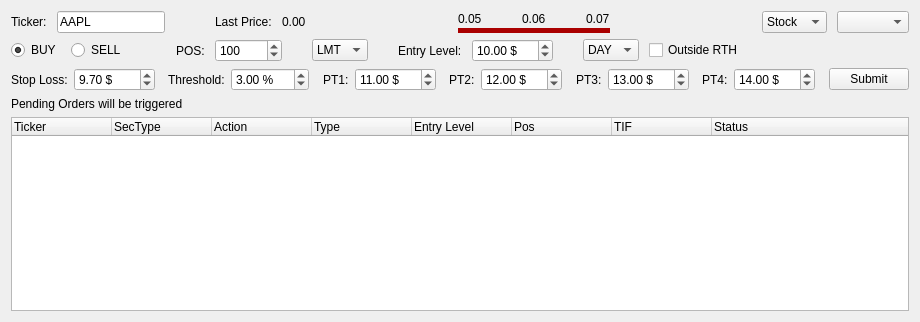
InfiniteHelios/auto-order-TWS-api-demo-app, file src/main/ui/order_entry.ui: the form before one commit.
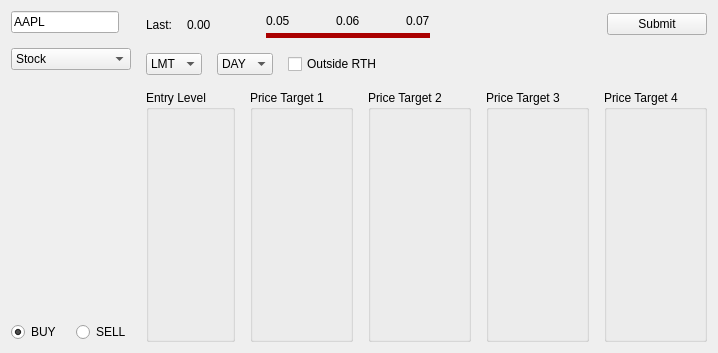
The form after the commit. Custom widgets are drawn as their Qt base class.

Patch:
```diff
--- a/src/main/ui/order_entry.ui
+++ b/src/main/ui/order_entry.ui
@@ -6,34 +6,21 @@
    <rect>
     <x>0</x>
     <y>0</y>
-    <width>920</width>
-    <height>322</height>
+    <width>694</width>
+    <height>353</height>
    </rect>
   </property>
-  <property name="windowTitle">
-   <string>OrderEntry</string>
-  </property>
-  <layout class="QVBoxLayout" name="verticalLayout">
+  <layout class="QHBoxLayout" name="horizontalLayout_4">
+   <property name="spacing">
+    <number>15</number>
+   </property>
    <item>
-    <layout class="QHBoxLayout" name="horizontalLayout">
+    <layout class="QVBoxLayout" name="layTicker">
      <property name="spacing">
-      <number>10</number>
+      <number>15</number>
      </property>
      <item>
-      <widget class="QLabel" name="labForFinInstr">
-       <property name="sizePolicy">
-        <sizepolicy hsizetype="Maximum" vsizetype="Preferred">
-         <horstretch>0</horstretch>
-         <verstretch>0</verstretch>
-        </sizepolicy>
-       </property>
-       <property name="text">
-        <string>Ticker:</string>
-       </property>
-      </widget>
-     </item>
-     <item>
-      <widget class="QLineEdit" name="edtFinInstr">
+      <widget class="QLineEdit" name="edtTicker">
        <property name="sizePolicy">
         <sizepolicy hsizetype="Maximum" vsizetype="Fixed">
          <horstretch>0</horstretch>
@@ -46,21 +33,71 @@
       </widget>
      </item>
      <item>
-      <spacer name="horizontalSpacer_5">
+      <widget class="QComboBox" name="cmbSecType">
+       <property name="minimumSize">
+        <size>
+         <width>100</width>
+         <height>0</height>
+        </size>
+       </property>
+       <item>
+        <property name="text">
+         <string>Stock</string>
+        </property>
+       </item>
+       <item>
+        <property name="text">
+         <string>Option</string>
+        </property>
+       </item>
+      </widget>
+     </item>
+     <item>
+      <spacer name="verticalSpacer_2">
        <property name="orientation">
-        <enum>Qt::Horizontal</enum>
+        <enum>Qt::Vertical</enum>
        </property>
        <property name="sizeType">
-        <enum>QSizePolicy::Maximum</enum>
+        <enum>QSizePolicy::MinimumExpanding</enum>
        </property>
        <property name="sizeHint" stdset="0">
         <size>
-         <width>40</width>
-         <height>20</height>
+         <width>20</width>
+         <height>40</height>
         </size>
        </property>
       </spacer>
      </item>
+     <item>
+      <layout class="QHBoxLayout" name="horizontalLayout_7">
+       <item>
+        <widget class="QRadioButton" name="radBuy">
+         <property name="text">
+          <string>BUY</string>
+         </property>
+         <property name="checked">
+          <bool>true</bool>
+         </property>
+        </widget>
+       </item>
+       <item>
+        <widget class="QRadioButton" name="radSell">
+         <property name="styleSheet">
+          <string notr="true"/>
+         </property>
+         <property name="text">
+          <string>SELL</string>
+         </property>
+        </widget>
+       </item>
+      </layout>
+     </item>
+    </layout>
+   </item>
+   <item>
+    <layout class="QVBoxLayout" name="verticalLayout_3">
+     <item>
+      <layout class="QHBoxLayout" name="horizontalLayout_8">
      <item>
       <widget class="QLabel" name="labForLastPrice">
        <property name="sizePolicy">
@@ -70,7 +107,7 @@
         </sizepolicy>
        </property>
        <property name="text">
-        <string>Last Price:</string>
+          <string>Last:</string>
        </property>
       </widget>
      </item>
@@ -92,6 +129,9 @@
        <property name="orientation">
         <enum>Qt::Horizontal</enum>
        </property>
+         <property name="sizeType">
+          <enum>QSizePolicy::Maximum</enum>
+         </property>
        <property name="sizeHint" stdset="0">
         <size>
          <width>40</width>
@@ -102,6 +142,12 @@
      </item>
      <item>
       <widget class="QFrame" name="frmBidAsk">
+         <property name="sizePolicy">
+          <sizepolicy hsizetype="Preferred" vsizetype="Maximum">
+           <horstretch>0</horstretch>
+           <verstretch>0</verstretch>
+          </sizepolicy>
+         </property>
        <property name="styleSheet">
         <string notr="true">#frmBidAsk {
 	border: 5px solid rgb(170, 0, 0);
@@ -117,9 +163,6 @@
         <enum>QFrame::Raised</enum>
        </property>
        <layout class="QHBoxLayout" name="horizontalLayout_3">
-        <property name="spacing">
-         <number>40</number>
-        </property>
         <property name="leftMargin">
          <number>0</number>
         </property>
@@ -139,6 +182,19 @@
           </property>
          </widget>
         </item>
+          <item>
+           <spacer name="horizontalSpacer_6">
+            <property name="orientation">
+             <enum>Qt::Horizontal</enum>
+            </property>
+            <property name="sizeHint" stdset="0">
+             <size>
+              <width>40</width>
+              <height>20</height>
+             </size>
+            </property>
+           </spacer>
+          </item>
         <item>
          <widget class="QLabel" name="labMidPrice">
           <property name="text">
@@ -146,6 +202,19 @@
           </property>
          </widget>
         </item>
+          <item>
+           <spacer name="horizontalSpacer_10">
+            <property name="orientation">
+             <enum>Qt::Horizontal</enum>
+            </property>
+            <property name="sizeHint" stdset="0">
+             <size>
+              <width>40</width>
+              <height>20</height>
+             </size>
+            </property>
+           </spacer>
+          </item>
         <item>
          <widget class="QLabel" name="labAskPrice">
           <property name="text">
@@ -157,7 +226,7 @@
       </widget>
      </item>
      <item>
-      <spacer name="horizontalSpacer_6">
+        <spacer name="horizontalSpacer">
        <property name="orientation">
         <enum>Qt::Horizontal</enum>
        </property>
@@ -170,110 +239,22 @@
       </spacer>
      </item>
      <item>
-      <widget class="QComboBox" name="cmbSecType">
-       <property name="sizePolicy">
-        <sizepolicy hsizetype="Maximum" vsizetype="Fixed">
-         <horstretch>0</horstretch>
-         <verstretch>0</verstretch>
-        </sizepolicy>
-       </property>
-       <item>
+        <widget class="QPushButton" name="btnSubmit">
+         <property name="minimumSize">
+          <size>
+           <width>100</width>
+           <height>0</height>
+          </size>
+         </property>
         <property name="text">
-         <string>Stock</string>
-        </property>
-       </item>
-       <item>
-        <property name="text">
-         <string>Option</string>
-        </property>
-       </item>
-      </widget>
-     </item>
-     <item>
-      <widget class="QComboBox" name="cmbAccount"/>
-     </item>
+          <string>Submit</string>
+         </property>
+        </widget>
+       </item>
     </layout>
    </item>
    <item>
-    <layout class="QHBoxLayout" name="horizontalLayout_2">
-     <property name="spacing">
-      <number>10</number>
-     </property>
-     <item>
-      <widget class="QRadioButton" name="radBuy">
-       <property name="text">
-        <string>BUY</string>
-       </property>
-       <property name="checked">
-        <bool>true</bool>
-       </property>
-      </widget>
-     </item>
-     <item>
-      <widget class="QRadioButton" name="radSell">
-       <property name="styleSheet">
-        <string notr="true"/>
-       </property>
-       <property name="text">
-        <string>SELL</string>
-       </property>
-      </widget>
-     </item>
-     <item>
-      <spacer name="horizontalSpacer_2">
-       <property name="orientation">
-        <enum>Qt::Horizontal</enum>
-       </property>
-       <property name="sizeType">
-        <enum>QSizePolicy::Maximum</enum>
-       </property>
-       <property name="sizeHint" stdset="0">
-        <size>
-         <width>40</width>
-         <height>20</height>
-        </size>
-       </property>
-      </spacer>
-     </item>
-     <item>
-      <widget class="QLabel" name="labForPos">
-       <property name="sizePolicy">
-        <sizepolicy hsizetype="Maximum" vsizetype="Preferred">
-         <horstretch>0</horstretch>
-         <verstretch>0</verstretch>
-        </sizepolicy>
-       </property>
-       <property name="text">
-        <string>POS:</string>
-       </property>
-      </widget>
-     </item>
-     <item>
-      <widget class="QSpinBox" name="spnPos">
-       <property name="maximum">
-        <number>999999999</number>
-       </property>
-       <property name="value">
-        <number>100</number>
-       </property>
-      </widget>
-     </item>
-     <item>
-      <spacer name="horizontalSpacer_7">
-       <property name="orientation">
-        <enum>Qt::Horizontal</enum>
-       </property>
-       <property name="sizeType">
-        <enum>QSizePolicy::Maximum</enum>
-       </property>
-       <property name="sizeHint" stdset="0">
-        <size>
-         <width>20</width>
-         <height>20</height>
-        </size>
-       </property>
-      </spacer>
-     </item>
+      <layout class="QHBoxLayout" name="horizontalLayout_12">
      <item>
       <widget class="QComboBox" name="cmbOrderType">
        <item>
@@ -293,67 +274,6 @@
        </item>
       </widget>
      </item>
-     <item>
-      <spacer name="horizontalSpacer_8">
-       <property name="orientation">
-        <enum>Qt::Horizontal</enum>
-       </property>
-       <property name="sizeType">
-        <enum>QSizePolicy::Maximum</enum>
-       </property>
-       <property name="sizeHint" stdset="0">
-        <size>
-         <width>20</width>
-         <height>20</height>
-        </size>
-       </property>
-      </spacer>
-     </item>
-     <item>
-      <widget class="QLabel" name="labForEntryLevel">
-       <property name="sizePolicy">
-        <sizepolicy hsizetype="Maximum" vsizetype="Preferred">
-         <horstretch>0</horstretch>
-         <verstretch>0</verstretch>
-        </sizepolicy>
-       </property>
-       <property name="text">
-        <string>Entry Level:</string>
-       </property>
-      </widget>
-     </item>
-     <item>
-      <widget class="QDoubleSpinBox" name="spnEntryLevel">
-       <property name="suffix">
-        <string> $</string>
-       </property>
-       <property name="maximum">
-        <double>9999.000000000000000</double>
-       </property>
-       <property name="singleStep">
-        <double>0.010000000000000</double>
-       </property>
-       <property name="value">
-        <double>10.000000000000000</double>
-       </property>
-      </widget>
-     </item>
-     <item>
-      <spacer name="horizontalSpacer_9">
-       <property name="orientation">
-        <enum>Qt::Horizontal</enum>
-       </property>
-       <property name="sizeType">
-        <enum>QSizePolicy::Maximum</enum>
-       </property>
-       <property name="sizeHint" stdset="0">
-        <size>
-         <width>20</width>
-         <height>20</height>
-        </size>
-       </property>
-      </spacer>
-     </item>
      <item>
       <widget class="QComboBox" name="cmbTimeIF">
        <item>
@@ -390,13 +310,19 @@
      </item>
      <item>
       <widget class="QCheckBox" name="chkOutsideRTH">
+         <property name="sizePolicy">
+          <sizepolicy hsizetype="Maximum" vsizetype="Fixed">
+           <horstretch>0</horstretch>
+           <verstretch>0</verstretch>
+          </sizepolicy>
+         </property>
        <property name="text">
         <string>Outside RTH</string>
        </property>
       </widget>
      </item>
      <item>
-      <spacer name="horizontalSpacer_3">
+        <spacer name="horizontalSpacer_2">
        <property name="orientation">
         <enum>Qt::Horizontal</enum>
        </property>
@@ -411,347 +337,56 @@
     </layout>
    </item>
    <item>
-    <layout class="QHBoxLayout" name="horizontalLayout_4">
+      <layout class="QHBoxLayout" name="horizontalLayout_6">
      <item>
-      <widget class="QLabel" name="labForStopLoss">
-       <property name="sizePolicy">
-        <sizepolicy hsizetype="Maximum" vsizetype="Preferred">
-         <horstretch>0</horstretch>
-         <verstretch>0</verstretch>
-        </sizepolicy>
-       </property>
-       <property name="text">
-        <string>Stop Loss:</string>
-       </property>
-      </widget>
-     </item>
-     <item>
-      <widget class="QDoubleSpinBox" name="spnStopLoss">
-       <property name="suffix">
-        <string> $</string>
-       </property>
-       <property name="maximum">
-        <double>9999.989999999999782</double>
-       </property>
-       <property name="singleStep">
-        <double>0.010000000000000</double>
-       </property>
-       <property name="value">
-        <double>9.699999999999999</double>
-       </property>
-      </widget>
-     </item>
-     <item>
-      <spacer name="horizontalSpacer_10">
-       <property name="orientation">
-        <enum>Qt::Horizontal</enum>
-       </property>
-       <property name="sizeType">
-        <enum>QSizePolicy::Maximum</enum>
-       </property>
-       <property name="sizeHint" stdset="0">
-        <size>
-         <width>40</width>
-         <height>20</height>
-        </size>
-       </property>
-      </spacer>
-     </item>
-     <item>
-      <widget class="QLabel" name="labForThreshold">
-       <property name="sizePolicy">
-        <sizepolicy hsizetype="Maximum" vsizetype="Preferred">
-         <horstretch>0</horstretch>
-         <verstretch>0</verstretch>
-        </sizepolicy>
-       </property>
-       <property name="text">
-        <string>Threshold:</string>
-       </property>
-      </widget>
-     </item>
-     <item>
-      <widget class="QDoubleSpinBox" name="spnThreshold">
-       <property name="suffix">
-        <string> %</string>
-       </property>
-       <property name="maximum">
-        <double>100.000000000000000</double>
-       </property>
-       <property name="singleStep">
-        <double>1.000000000000000</double>
-       </property>
-       <property name="value">
-        <double>3.000000000000000</double>
-       </property>
-      </widget>
-     </item>
-     <item>
-      <spacer name="horizontalSpacer_11">
-       <property name="orientation">
-        <enum>Qt::Horizontal</enum>
-       </property>
-       <property name="sizeType">
-        <enum>QSizePolicy::Maximum</enum>
-       </property>
-       <property name="sizeHint" stdset="0">
-        <size>
-         <width>40</width>
-         <height>20</height>
-        </size>
-       </property>
-      </spacer>
-     </item>
-     <item>
-      <widget class="QLabel" name="labForPT1">
-       <property name="sizePolicy">
-        <sizepolicy hsizetype="Maximum" vsizetype="Preferred">
-         <horstretch>0</horstretch>
-         <verstretch>0</verstretch>
-        </sizepolicy>
-       </property>
-       <property name="text">
-        <string>PT1:</string>
-       </property>
-      </widget>
-     </item>
-     <item>
-      <widget class="QDoubleSpinBox" name="spnPT1">
-       <property name="suffix">
-        <string> $</string>
-       </property>
-       <property name="maximum">
-        <double>9999.989999999999782</double>
-       </property>
-       <property name="singleStep">
-        <double>0.001000000000000</double>
-       </property>
-       <property name="value">
-        <double>11.000000000000000</double>
-       </property>
-      </widget>
-     </item>
-     <item>
-      <spacer name="horizontalSpacer_12">
-       <property name="orientation">
-        <enum>Qt::Horizontal</enum>
-       </property>
-       <property name="sizeType">
-        <enum>QSizePolicy::Maximum</enum>
-       </property>
-       <property name="sizeHint" stdset="0">
-        <size>
-         <width>40</width>
-         <height>20</height>
-        </size>
-       </property>
-      </spacer>
-     </item>
-     <item>
-      <widget class="QLabel" name="labForPT2">
-       <property name="sizePolicy">
-        <sizepolicy hsizetype="Maximum" vsizetype="Preferred">
-         <horstretch>0</horstretch>
-         <verstretch>0</verstretch>
-        </sizepolicy>
-       </property>
-       <property name="text">
-        <string>PT2:</string>
-       </property>
-      </widget>
-     </item>
-     <item>
-      <widget class="QDoubleSpinBox" name="spnPT2">
-       <property name="suffix">
-        <string> $</string>
-       </property>
-       <property name="maximum">
-        <double>9999.989999999999782</double>
-       </property>
-       <property name="singleStep">
-        <double>0.001000000000000</double>
-       </property>
-       <property name="value">
-        <double>12.000000000000000</double>
-       </property>
-      </widget>
-     </item>
-     <item>
-      <spacer name="horizontalSpacer_13">
-       <property name="orientation">
-        <enum>Qt::Horizontal</enum>
-       </property>
-       <property name="sizeType">
-        <enum>QSizePolicy::Maximum</enum>
-       </property>
-       <property name="sizeHint" stdset="0">
-        <size>
-         <width>40</width>
-         <height>20</height>
-        </size>
-       </property>
-      </spacer>
-     </item>
-     <item>
-      <widget class="QLabel" name="labForPT3">
-       <property name="sizePolicy">
-        <sizepolicy hsizetype="Maximum" vsizetype="Preferred">
-         <horstretch>0</horstretch>
-         <verstretch>0</verstretch>
-        </sizepolicy>
-       </property>
-       <property name="text">
-        <string>PT3:</string>
-       </property>
-      </widget>
-     </item>
-     <item>
-      <widget class="QDoubleSpinBox" name="spnPT3">
-       <property name="suffix">
-        <string> $</string>
-       </property>
-       <property name="maximum">
-        <double>9999.989999999999782</double>
-       </property>
-       <property name="singleStep">
-        <double>0.001000000000000</double>
-       </property>
-       <property name="value">
-        <double>13.000000000000000</double>
-       </property>
-      </widget>
-     </item>
-     <item>
-      <spacer name="horizontalSpacer_14">
-       <property name="orientation">
-        <enum>Qt::Horizontal</enum>
-       </property>
-       <property name="sizeType">
-        <enum>QSizePolicy::Maximum</enum>
-       </property>
-       <property name="sizeHint" stdset="0">
-        <size>
-         <width>40</width>
-         <height>20</height>
-        </size>
-       </property>
-      </spacer>
-     </item>
-     <item>
-      <widget class="QLabel" name="labForPT4">
-       <property name="sizePolicy">
-        <sizepolicy hsizetype="Maximum" vsizetype="Preferred">
-         <horstretch>0</horstretch>
-         <verstretch>0</verstretch>
-        </sizepolicy>
-       </property>
-       <property name="text">
-        <string>PT4:</string>
-       </property>
-      </widget>
-     </item>
-     <item>
-      <widget class="QDoubleSpinBox" name="spnPT4">
-       <property name="suffix">
-        <string> $</string>
-       </property>
-       <property name="maximum">
-        <double>9999.989999999999782</double>
-       </property>
-       <property name="singleStep">
-        <double>0.001000000000000</double>
-       </property>
-       <property name="value">
-        <double>14.000000000000000</double>
-       </property>
-      </widget>
-     </item>
-     <item>
-      <spacer name="horizontalSpacer">
-       <property name="orientation">
-        <enum>Qt::Horizontal</enum>
-       </property>
-       <property name="sizeHint" stdset="0">
-        <size>
-         <width>40</width>
-         <height>20</height>
-        </size>
-       </property>
-      </spacer>
-     </item>
-     <item>
-      <widget class="QPushButton" name="btnSubmit">
-       <property name="text">
-        <string>Submit</string>
-       </property>
-      </widget>
-     </item>
-    </layout>
-   </item>
-   <item>
-    <widget class="QLabel" name="labForPendingOrders">
-     <property name="text">
-      <string>Pending Orders will be triggered</string>
-     </property>
-    </widget>
-   </item>
-   <item>
-    <widget class="QTreeWidget" name="trePendingOrders">
-     <property name="editTriggers">
-      <set>QAbstractItemView::NoEditTriggers</set>
-     </property>
-     <property name="animated">
-      <bool>true</bool>
-     </property>
-     <column>
-      <property name="text">
-       <string>Ticker</string>
-      </property>
-     </column>
-     <column>
-      <property name="text">
-       <string>SecType</string>
-      </property>
-     </column>
-     <column>
-      <property name="text">
-       <string>Action</string>
-      </property>
-     </column>
-     <column>
-      <property name="text">
-       <string>Type</string>
-      </property>
-     </column>
-     <column>
-      <property name="text">
+        <widget class="OrderEntryLevel" name="groupEntryLevel">
+         <property name="title">
        <string>Entry Level</string>
       </property>
-     </column>
-     <column>
-      <property name="text">
-       <string>Pos</string>
-      </property>
-     </column>
-     <column>
-      <property name="text">
-       <string>TIF</string>
-      </property>
-     </column>
-     <column>
-      <property name="text">
-       <string>Status</string>
-      </property>
-     </column>
-     <column>
-      <property name="text">
-       <string/>
-      </property>
-     </column>
+        </widget>
+       </item>
+       <item>
+        <widget class="OrderEntryLevel" name="groupPT1">
+         <property name="title">
+          <string>Price Target 1</string>
+         </property>
+        </widget>
+       </item>
+       <item>
+        <widget class="OrderEntryLevel" name="groupPT2">
+         <property name="title">
+          <string>Price Target 2</string>
+         </property>
+        </widget>
+       </item>
+       <item>
+        <widget class="OrderEntryLevel" name="groupPT3">
+         <property name="title">
+          <string>Price Target 3</string>
+         </property>
+        </widget>
+       </item>
+       <item>
+        <widget class="OrderEntryLevel" name="groupPT4">
+         <property name="title">
+          <string>Price Target 4</string>
+         </property>
     </widget>
    </item>
   </layout>
+     </item>
+    </layout>
+   </item>
+  </layout>
  </widget>
+ <customwidgets>
+  <customwidget>
+   <class>OrderEntryLevel</class>
+   <extends>QGroupBox</extends>
+   <header location="global">/order_entry_level.h</header>
+   <container>1</container>
+  </customwidget>
+ </customwidgets>
  <resources/>
  <connections/>
 </ui>
```
Lines whose indentation alone changed are shown as unchanged.
